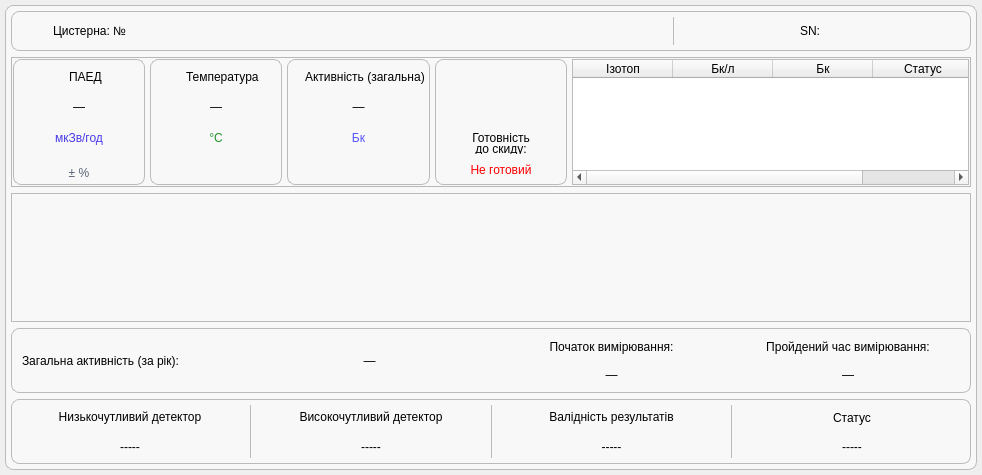
This is _UI/dashboardbarrel.ui in Miskiv-Andrew/wroc as Qt 5 draws it before an edit. The edited form follows.
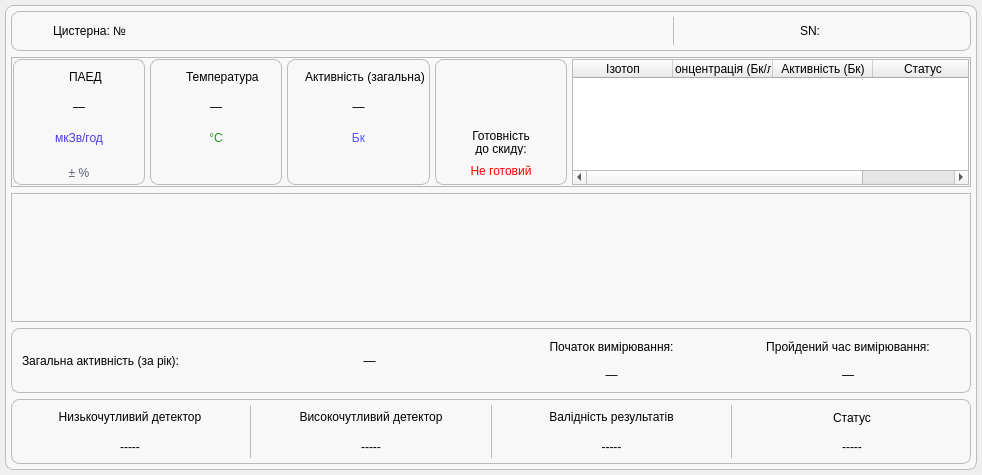
This is the edited form.

Patch:
```diff
--- a/_UI/dashboardbarrel.ui
+++ b/_UI/dashboardbarrel.ui
@@ -756,7 +756,7 @@
                 <item>
                  <widget class="QLabel" name="readyLabel">
                   <property name="text">
-                   <string>&lt;div style='line-height:80%'&gt;Готовність&lt;br&gt;до скиду:&lt;/div&gt;</string>
+                   <string>&lt;div style='line-height:90%'&gt;Готовність&lt;br&gt;до скиду:&lt;/div&gt;</string>
                   </property>
                   <property name="alignment">
                    <set>Qt::AlignmentFlag::AlignBottom|Qt::AlignmentFlag::AlignHCenter</set>
@@ -796,12 +796,12 @@
              </column>
              <column>
               <property name="text">
-               <string>Бк/л</string>
+               <string>Концентрація (Бк/л)</string>
               </property>
              </column>
              <column>
               <property name="text">
-               <string>Бк</string>
+               <string>Активність (Бк)</string>
               </property>
              </column>
              <column>
```
Left out of the diff: 3 changed lines with no effect on the pictures.
